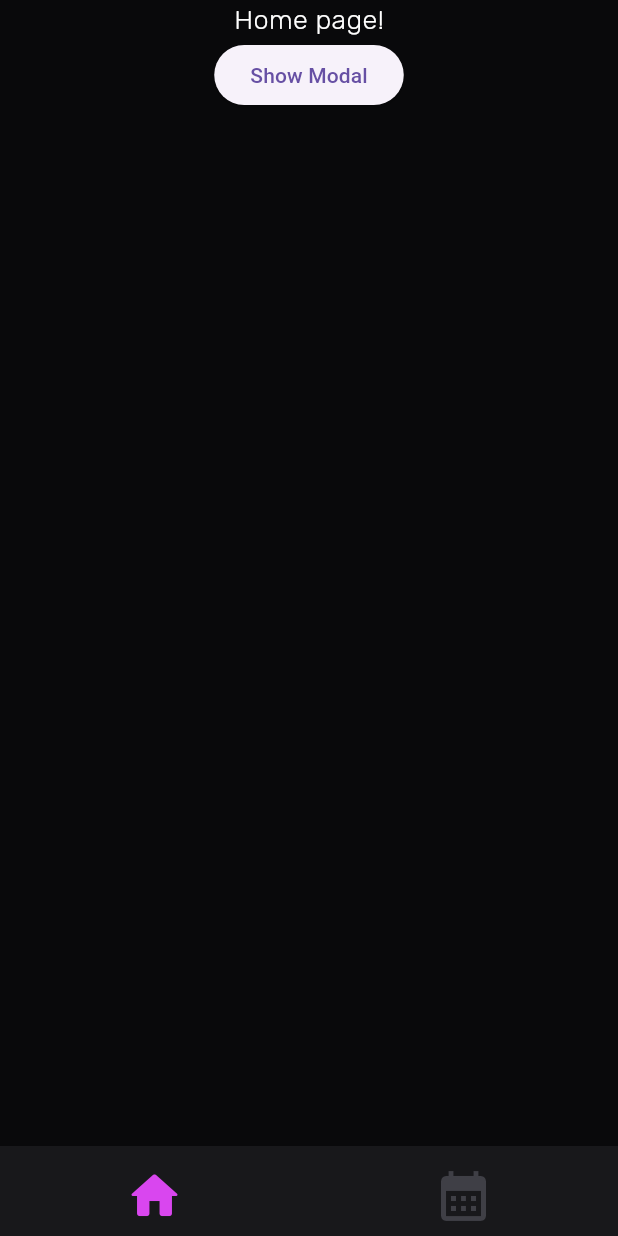
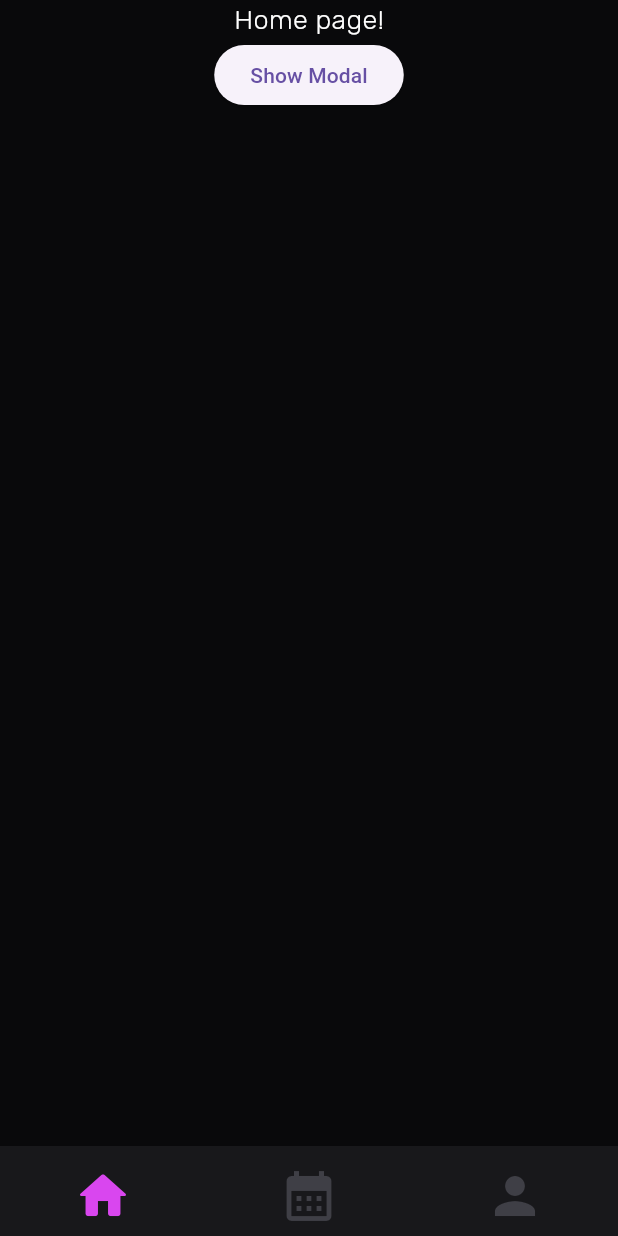
Before and after one commit to ian-shakespeare/caravanner, a Flutter app: the screen it shows after launch, on a phone screen of 412 x 824 dp. Run offline on Flutter 3.47's test engine with Material 3 defaults, Android fonts, the light colour scheme and no system bars; our stand-ins replace google_fonts, table_calendar.

Commit message:
added tabbar

```diff
--- a/lib/main.dart
+++ b/lib/main.dart
@@ -1,4 +1,5 @@
 import "package:caravanner/home/calendar.dart";
+import "package:caravanner/profile/profile.dart";
 import "package:flutter/material.dart";
 import "navigation/tab_bar.dart";
 import "home/home.dart";
@@ -34,6 +35,10 @@ class CApp extends StatelessWidget {
             screen: CalendarScreen(),
             showHeader: true,
           ),
+          CTab(
+              icon: Icons.person,
+              screen: ProfileScreen(),
+              showHeader: true)
         ],
       ),
     );
```
Also changed, not shown: lib/profile/profile.dart (+2 -13 lines).
